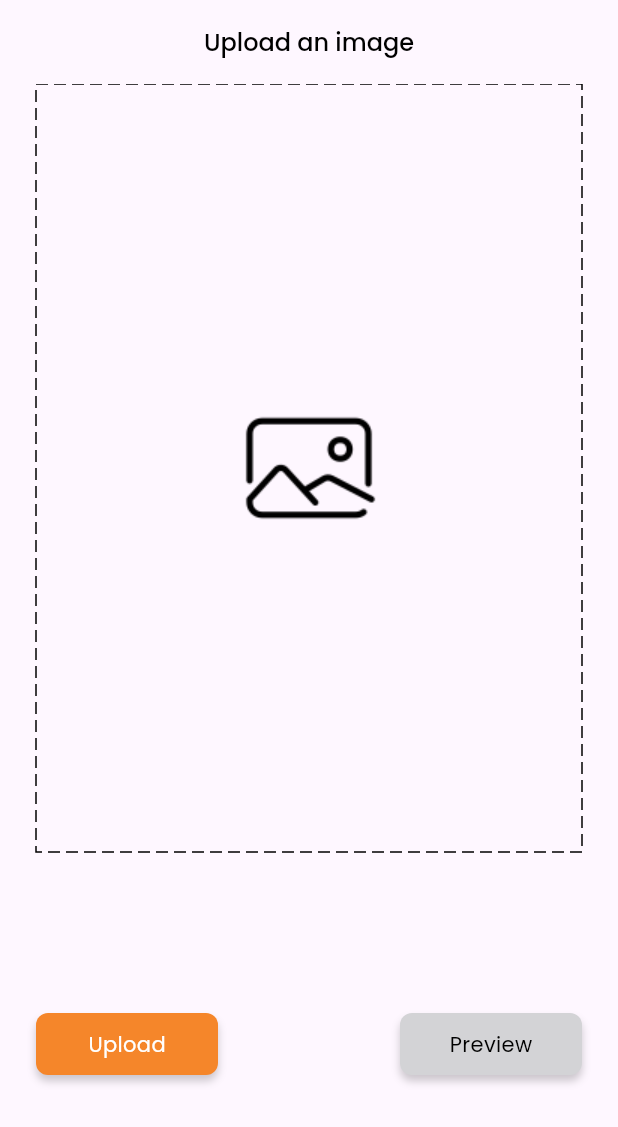
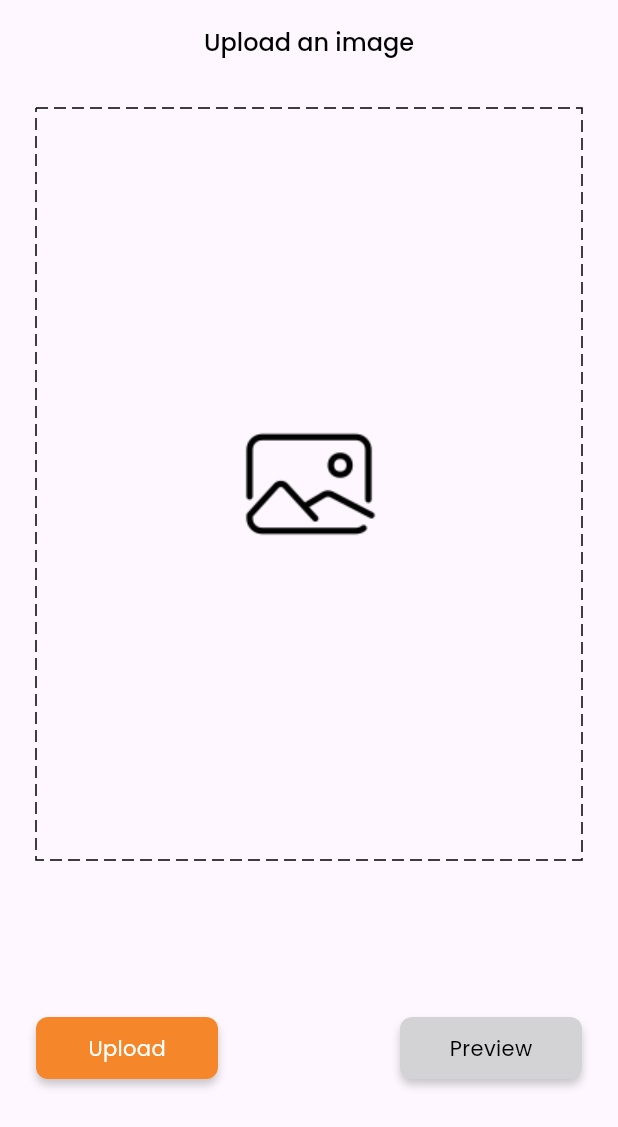
Before and after one commit to Ankit180898/codeland, a Flutter app: the HomeScreen screen opened directly, on a phone screen of 412 x 824 dp. Shown: the top 1127 px of the screen. Run offline on Flutter 3.47's test engine with Material 3 defaults, Android fonts, the phone set to English and light mode, and no system bars; drawn by our look-alikes of dotted_border; our stand-ins replace google_fonts, image_picker, permission_handler.

Commit message:
Added some space

```diff
--- a/lib/view/home/home_screen.dart
+++ b/lib/view/home/home_screen.dart
@@ -41,6 +41,9 @@ class _HomeScreenState extends State<HomeScreen> {
         child: Column(
           mainAxisAlignment: MainAxisAlignment.center,
           children: [
+            const SizedBox(
+              height: 16.0,
+            ),
             Expanded(
               flex: 2,
               child: DottedBorder(
@@ -82,7 +85,6 @@ class _HomeScreenState extends State<HomeScreen> {
                           // Show the uploaded image in a preview dialog
                           if (_image != null) {
                             showDialog(
-
                               context: context,
                               builder: (_) =>
                                   FullScreenImageDialog(image: _image),
```
